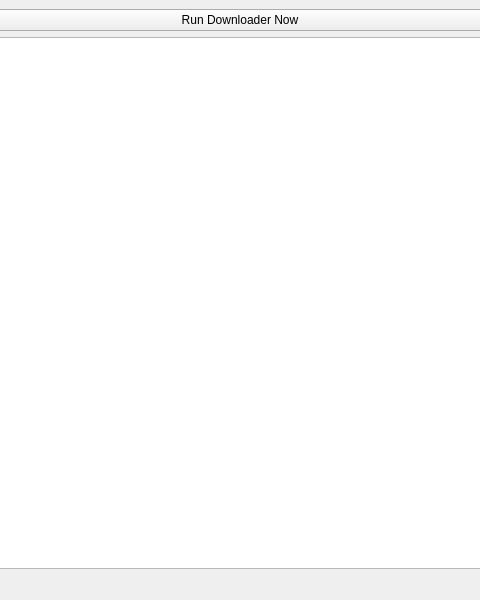
Before: the Qt Designer form gui/mainwindow.ui in mkkelley/autogrp, drawn with Qt 5; both pictures show x 160 to 640 and y 0 to 600 of the 800 by 600 pixel window.
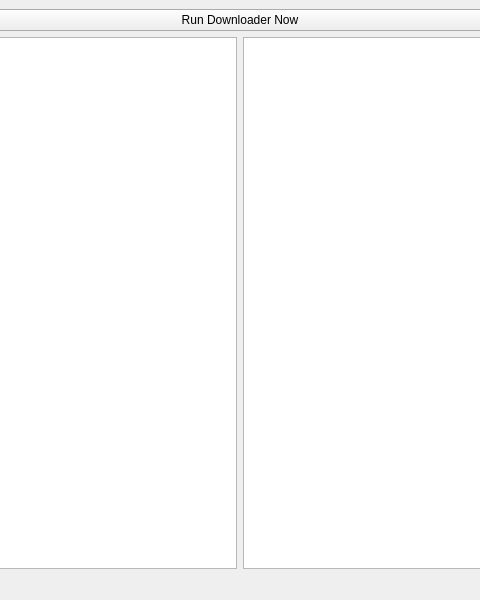
After: the same form once the commit is applied. Custom widgets are drawn as their Qt base class.

Commit message: Connect buttons in table to queue add action.

What changed in the file:
```diff
--- a/gui/mainwindow.ui
+++ b/gui/mainwindow.ui
@@ -23,7 +23,14 @@
      </widget>
     </item>
     <item>
-     <widget class="QTableView" name="tableView"/>
+     <layout class="QHBoxLayout" name="horizontalLayout">
+      <item>
+       <widget class="QTableView" name="tableView"/>
+      </item>
+      <item>
+       <widget class="QueueView" name="queueView"/>
+      </item>
+     </layout>
     </item>
    </layout>
   </widget>
@@ -39,6 +46,13 @@
   </widget>
   <widget class="QStatusBar" name="statusbar"/>
  </widget>
+ <customwidgets>
+  <customwidget>
+   <class>QueueView</class>
+   <extends>QTableView</extends>
+   <header>queue_view.h</header>
+  </customwidget>
+ </customwidgets>
  <resources/>
  <connections/>
 </ui>
```
Left out of the diff: 2 changed lines with no effect on the pictures. The commit also changes 3 other files.
